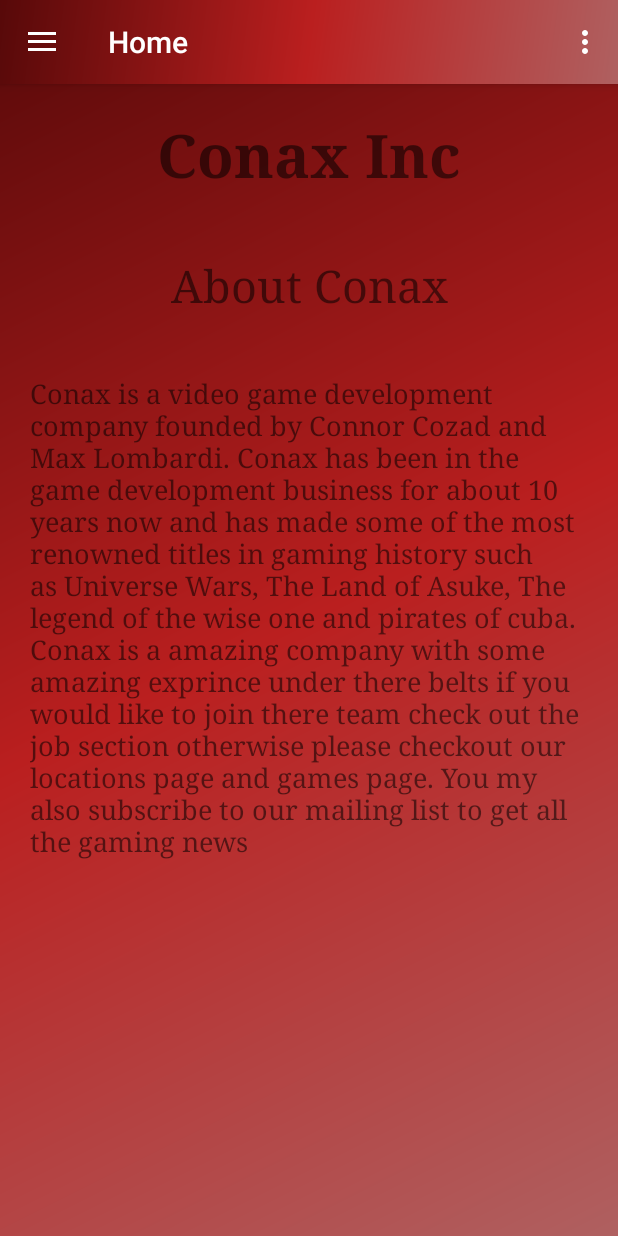
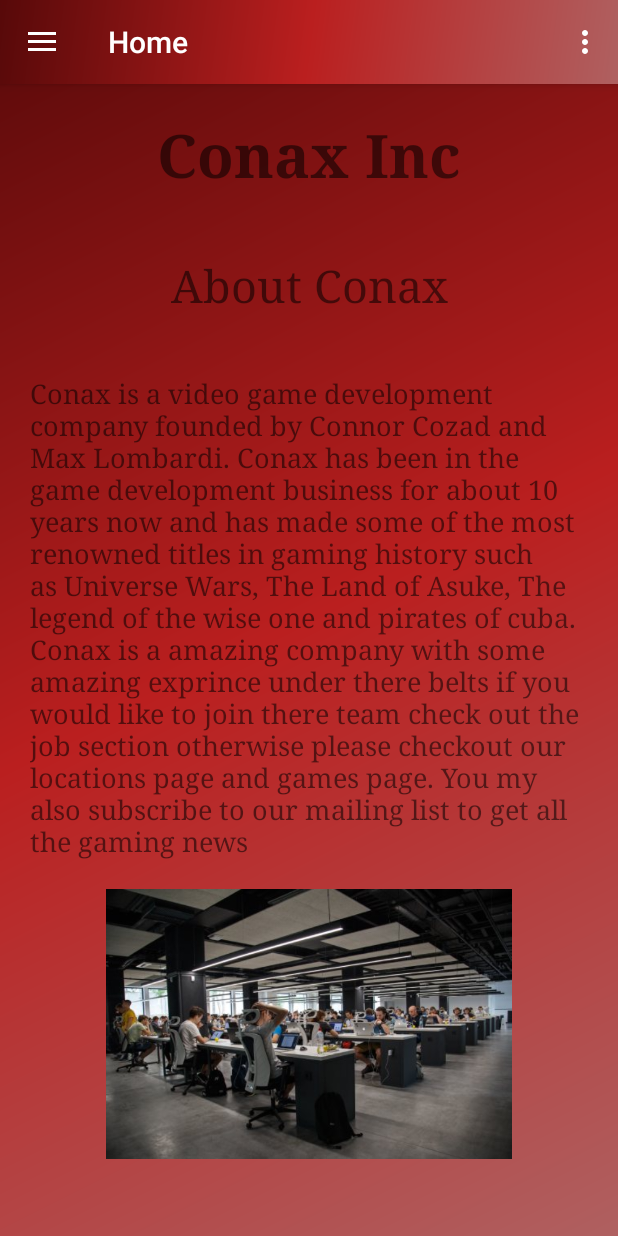
Before and after one commit to connor48236/Mobile_App_Development_Final_project_Conax_App-1-, an Android app: the screen it shows after launch (MainActivity), on a phone screen of 412 x 824 dp. Run offline under Robolectric (Android 15) with nearby library versions, the light colour scheme and no system bars; our stand-ins replace navigation-ui.

Commit message:
Added a preferences.xml for size and colour

```diff
--- a/app/src/main/AndroidManifest.xml
+++ b/app/src/main/AndroidManifest.xml
@@ -9,6 +9,7 @@
         android:roundIcon="@mipmap/ic_launcher_round"
         android:supportsRtl="true"
         android:theme="@style/AppTheme">
+        <activity android:name=".SettingsActivity"></activity>
         <activity
             android:name=".MainActivity"
             android:label="@string/app_name"
--- a/app/src/main/java/com/example/androiddevfinal_conaxapp/fragments/homeFragment.java
+++ b/app/src/main/java/com/example/androiddevfinal_conaxapp/fragments/homeFragment.java
@@ -1,9 +1,11 @@
 package com.example.androiddevfinal_conaxapp.fragments;
 
+import android.content.SharedPreferences;
 import android.os.Bundle;
 
 import androidx.fragment.app.Fragment;
 
+import android.preference.PreferenceManager;
 import android.view.LayoutInflater;
 import android.view.View;
 import android.view.ViewGroup;
@@ -67,11 +69,19 @@ public class homeFragment extends Fragment {
         // Inflate the layout for this fragment
         View view = inflater.inflate(R.layout.fragment_home, container, false);
 
+        final SharedPreferences preferences = PreferenceManager.getDefaultSharedPreferences(getContext());
+        final String textSize = preferences.getString("font_size", "18");
+        int text_size_value = Integer.parseInt(textSize);
+
         //Localize the title, description and image of home
         TextView companyName = view.findViewById(R.id.CompanyName);
         TextView aboutHeader = view.findViewById(R.id.about);
         TextView aboutText = view.findViewById(R.id.aboutText);
         ImageView homeImage = view.findViewById(R.id.homeImage);
+
+        aboutText.setTextSize(text_size_value);
+
+        homeImage.setImageResource(R.drawable.conax_office);
 
         //Grabs the animation
         Animation scaleUp = AnimationUtils.loadAnimation(getContext(), R.anim.scale_up);
--- a/app/src/main/java/com/example/androiddevfinal_conaxapp/fragments/settingsFragment.java
+++ b/app/src/main/java/com/example/androiddevfinal_conaxapp/fragments/settingsFragment.java
@@ -75,6 +75,7 @@ public class settingsFragment extends Fragment {
     @Override
     public View onCreateView(LayoutInflater inflater, ViewGroup container,
                              Bundle savedInstanceState) {
+
         // Inflate the layout for this fragment
          final View view = inflater.inflate(R.layout.fragment_settings, container, false);
          //Localizes the seek bar to change the size of text
--- a/app/src/main/res/layout/fragment_home.xml
+++ b/app/src/main/res/layout/fragment_home.xml
@@ -50,8 +50,8 @@
             <ImageView
                 android:id="@+id/homeImage"
                 android:layout_width="match_parent"
-                android:layout_height="147dp"
-                tools:src="@tools:sample/backgrounds/scenic" />
+                android:layout_height="180dp"
+                tools:src="@drawable/conax_office" />
         </LinearLayout>
     </ScrollView>
 
--- a/app/src/main/res/menu/main.xml
+++ b/app/src/main/res/menu/main.xml
@@ -2,8 +2,8 @@
 <menu xmlns:android="http://schemas.android.com/apk/res/android"
     xmlns:app="http://schemas.android.com/apk/res-auto">
     <item
-        android:id="@+id/toCredits"
+        android:id="@+id/action_settings"
         android:orderInCategory="100"
-        android:title="@string/credits"
+        android:title="@string/settings"
         app:showAsAction="never" />
 </menu>
--- a/app/src/main/res/values/strings.xml
+++ b/app/src/main/res/values/strings.xml
@@ -54,6 +54,7 @@
         *Los Angles office picture "Eric Sharp on Unsplash" \n
         *Montreal office picture "Oakville News on Unsplash" \n
         *Tokyo office Picture "Erik Mclean on Unsplash"
+        *Conax office inside "Alex Kotliarskyi on Unsplash"
     </string>
 
 
```
Also changed, not shown: app/src/main/java/com/example/androiddevfinal_conaxapp/MainActivity.java (+14 -0 lines), app/src/main/java/com/example/androiddevfinal_conaxapp/SettingsActivity.java (added, +24 -0 lines), app/src/main/java/com/example/androiddevfinal_conaxapp/fragments/CreditsFragment.java (+8 -0 lines), app/src/main/java/com/example/androiddevfinal_conaxapp/fragments/locationsFragment.java (+7 -0 lines), app/src/main/res/layout/activity_settings.xml (added, +9 -0 lines), app/src/main/res/values/arrays.xml (added, +18 -0 lines), app/src/main/res/xml/preferences.xml (added, +12 -0 lines), app/src/main/res/drawable/conax_office.jpg (added).
